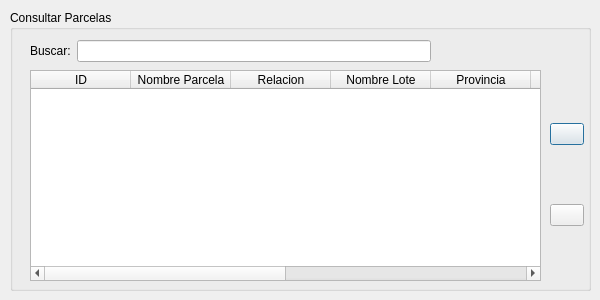
This is ui/dialogs/parcela_dialog.ui in franciscocontreras93/agrae as Qt 5 draws it before an edit. The edited form follows.
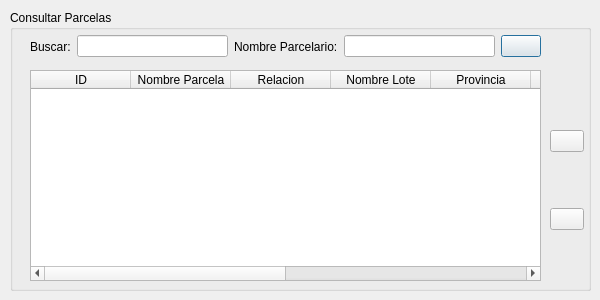
This is the edited form.

Commit message: moved rename parcela function to parcela dialog, and others fix

```diff
--- a/ui/dialogs/parcela_dialog.ui
+++ b/ui/dialogs/parcela_dialog.ui
@@ -41,9 +41,9 @@
     <property name="geometry">
      <rect>
       <x>20</x>
-      <y>30</y>
-      <width>401</width>
-      <height>22</height>
+      <y>21</y>
+      <width>511</width>
+      <height>31</height>
      </rect>
     </property>
     <layout class="QHBoxLayout" name="horizontalLayout">
@@ -57,6 +57,23 @@
      <item>
       <widget class="QLineEdit" name="lineEdit"/>
      </item>
+     <item>
+      <widget class="QLabel" name="label_2">
+       <property name="text">
+        <string>Nombre Parcelario:</string>
+       </property>
+      </widget>
+     </item>
+     <item>
+      <widget class="QLineEdit" name="lineEdit_2"/>
+     </item>
+     <item>
+      <widget class="QPushButton" name="pushButton_3">
+       <property name="text">
+        <string/>
+       </property>
+      </widget>
+     </item>
     </layout>
    </widget>
    <widget class="QWidget" name="horizontalLayoutWidget_2">
@@ -138,9 +155,9 @@
     <property name="geometry">
      <rect>
       <x>540</x>
-      <y>60</y>
+      <y>70</y>
       <width>34</width>
-      <height>211</height>
+      <height>201</height>
      </rect>
     </property>
     <layout class="QVBoxLayout" name="verticalLayout">
```
The commit also changes 8 other files.
